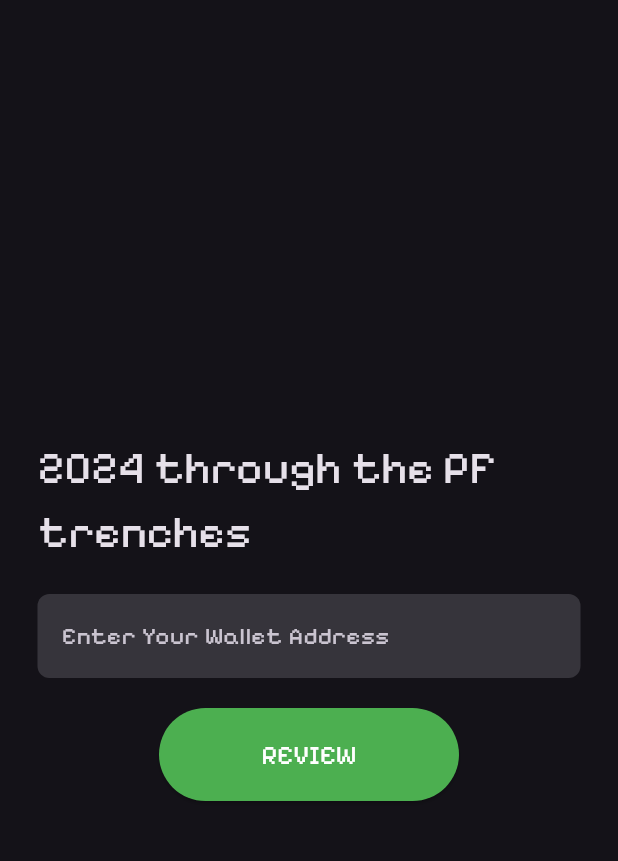
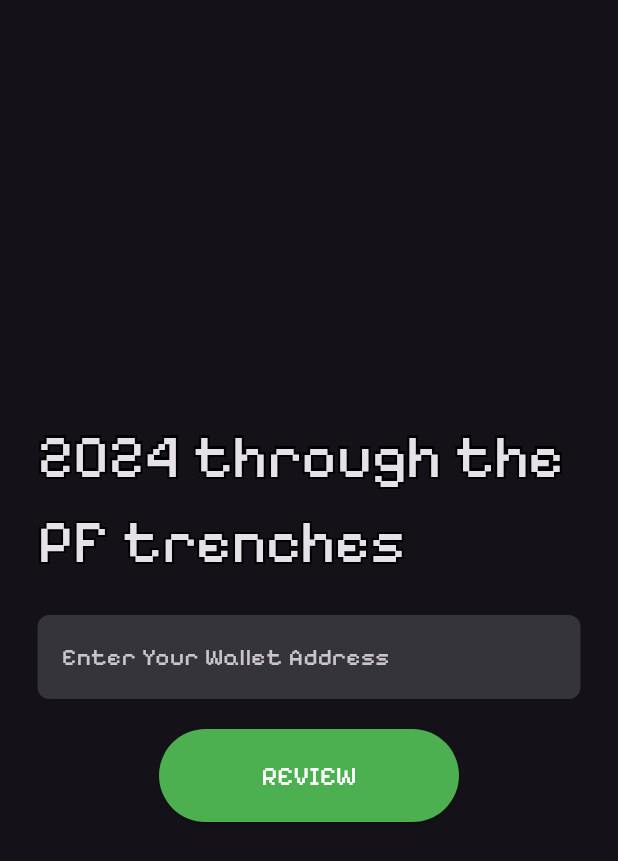
Before and after one commit to oscarito9410/solana_pnl, a Flutter app: the screen it shows after launch, on a phone screen of 412 x 824 dp. Shown: the top 861 px of the screen. Run offline on Flutter 3.47's test engine with Material 3 defaults, Android fonts, the phone set to English and light mode, and no system bars; our stand-ins replace story_view; missing offline and left inert: metaballs.

Commit message:
Added stoke to the title

```diff
--- a/lib/pages/home.dart
+++ b/lib/pages/home.dart
@@ -49,7 +49,24 @@ class _HomePageState extends State<HomePage> {
             children: <Widget>[
               const Text(
                 "2024 through the PF trenches",
-                style: TextStyle(fontSize: 30),
+                style: TextStyle(fontSize: 40, shadows: [
+                  Shadow(
+                      // bottomLeft
+                      offset: Offset(-1.5, -1.5),
+                      color: Colors.black),
+                  Shadow(
+                      // bottomRight
+                      offset: Offset(1.5, -1.5),
+                      color: Colors.black),
+                  Shadow(
+                      // topRight
+                      offset: Offset(1.5, 1.5),
+                      color: Colors.black),
+                  Shadow(
+                      // topLeft
+                      offset: Offset(-1.5, 1.5),
+                      color: Colors.black)
+                ]),
               ),
               const SizedBox(height: 20),
               InputField(onChanged: _updateInputCode),
```
